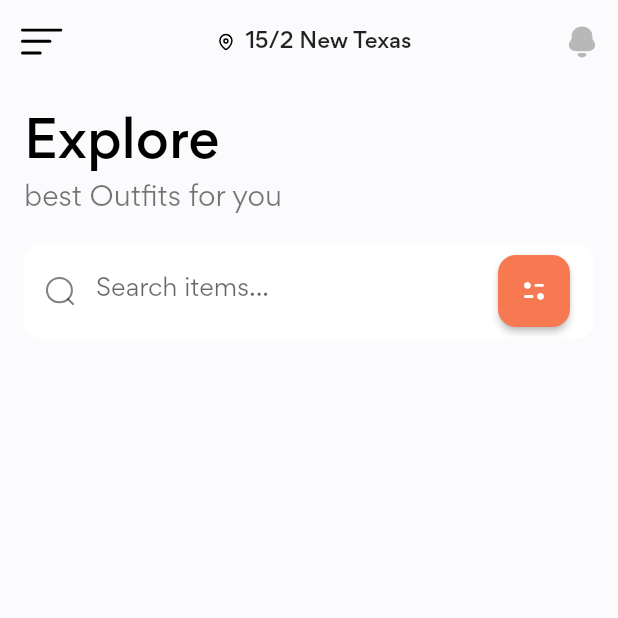
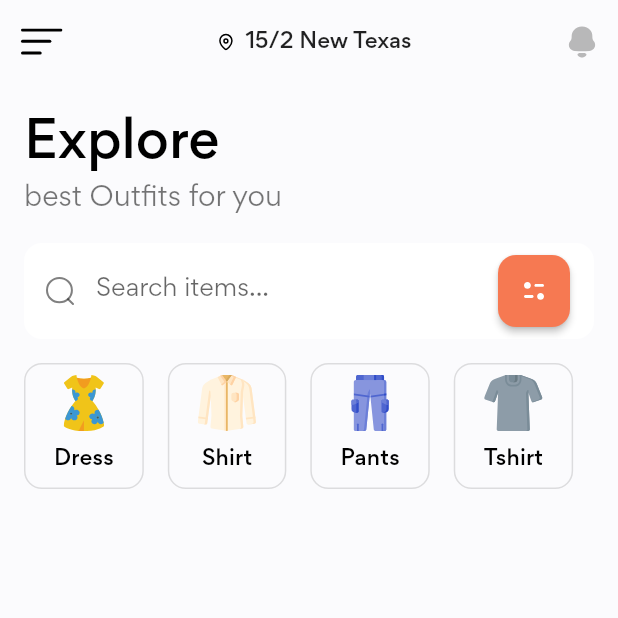
Before and after one commit to abuanwar072/Flutter-Shop-UI-Kit, a Flutter app: the screen it shows after launch, on a phone screen of 412 x 824 dp, the top half of it. Run offline on Flutter 3.47's test engine with Material 2 defaults, Android fonts, the phone set to English and light mode, and no system bars; our stand-ins replace flutter_svg.

Commit message:
Categories done

```diff
--- a/lib/constants.dart
+++ b/lib/constants.dart
@@ -4,3 +4,4 @@ const Color primaryColor = Color(0xFFF67952);
 const Color bgColor = Color(0xFFFBFBFD);
 
 const double defaultPadding = 16.0;
+const double defaultBorderRadius = 12.0;
--- /dev/null
+++ b/lib/models/Category.dart
@@ -0,0 +1,24 @@
+class Category {
+  final String icon, title;
+
+  Category({required this.icon, required this.title});
+}
+
+List<Category> demo_categories = [
+  Category(
+    icon: "assets/icons/dress.svg",
+    title: "Dress",
+  ),
+  Category(
+    icon: "assets/icons/shirt.svg",
+    title: "Shirt",
+  ),
+  Category(
+    icon: "assets/icons/pants.svg",
+    title: "Pants",
+  ),
+  Category(
+    icon: "assets/icons/Tshirt.svg",
+    title: "Tshirt",
+  ),
+];
--- /dev/null
+++ b/lib/screens/home/components/categories.dart
@@ -0,0 +1,67 @@
+import 'package:flutter/material.dart';
+import 'package:flutter_svg/flutter_svg.dart';
+import 'package:stylish/models/Category.dart';
+
+import '../../../constants.dart';
+
+class Categories extends StatelessWidget {
+  const Categories({
+    Key? key,
+  }) : super(key: key);
+
+  @override
+  Widget build(BuildContext context) {
+    return SizedBox(
+      height: 84,
+      child: ListView.separated(
+        scrollDirection: Axis.horizontal,
+        itemCount: demo_categories.length,
+        itemBuilder: (context, index) => CategoryCard(
+          icon: demo_categories[index].icon,
+          title: demo_categories[index].title,
+          press: () {},
+        ),
+        separatorBuilder: (context, index) =>
+            const SizedBox(width: defaultPadding),
+      ),
+    );
+  }
+}
+
+class CategoryCard extends StatelessWidget {
+  const CategoryCard({
+    Key? key,
+    required this.icon,
+    required this.title,
+    required this.press,
+  }) : super(key: key);
+
+  final String icon, title;
+  final VoidCallback press;
+
+  @override
+  Widget build(BuildContext context) {
+    return OutlinedButton(
+      onPressed: press,
+      style: OutlinedButton.styleFrom(
+        shape: const RoundedRectangleBorder(
+          borderRadius: BorderRadius.all(Radius.circular(defaultBorderRadius)),
+        ),
+      ),
+      child: Padding(
+        padding: const EdgeInsets.symmetric(
+            vertical: defaultPadding / 2, horizontal: defaultPadding / 4),
+        child: Column(
+          children: [
+            SvgPicture.asset(icon),
+            const SizedBox(height: defaultPadding / 2),
+            Text(
+              title,
+              style: Theme.of(context).textTheme.subtitle2,
+            )
+          ],
+        ),
+      ),
+    );
+  }
+}
--- a/lib/screens/home/home_screen.dart
+++ b/lib/screens/home/home_screen.dart
@@ -2,7 +2,9 @@ import 'package:flutter/material.dart';
 import 'package:flutter_svg/flutter_svg.dart';
 import 'package:flutter_svg/parser.dart';
 import 'package:stylish/constants.dart';
+import 'package:stylish/models/Category.dart';
 
+import 'components/categories.dart';
 import 'components/search_form.dart';
 
 class HomeScreen extends StatelessWidget {
@@ -54,6 +56,7 @@ class HomeScreen extends StatelessWidget {
               padding: EdgeInsets.symmetric(vertical: defaultPadding),
               child: SearchForm(),
             ),
+            const Categories()
           ],
         ),
       ),
```
